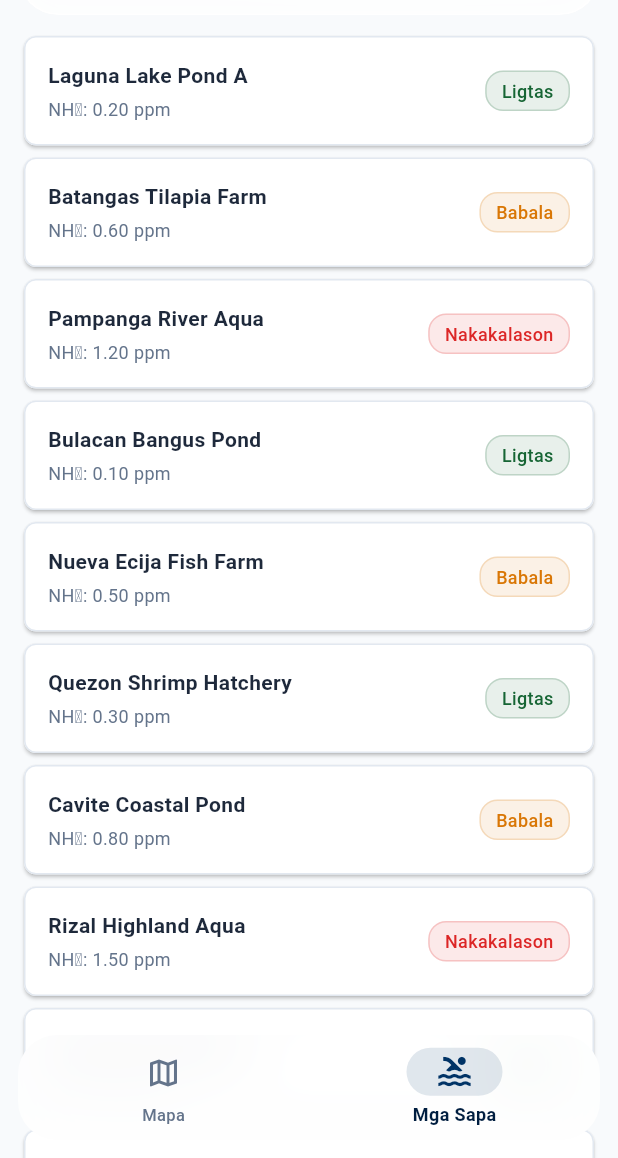
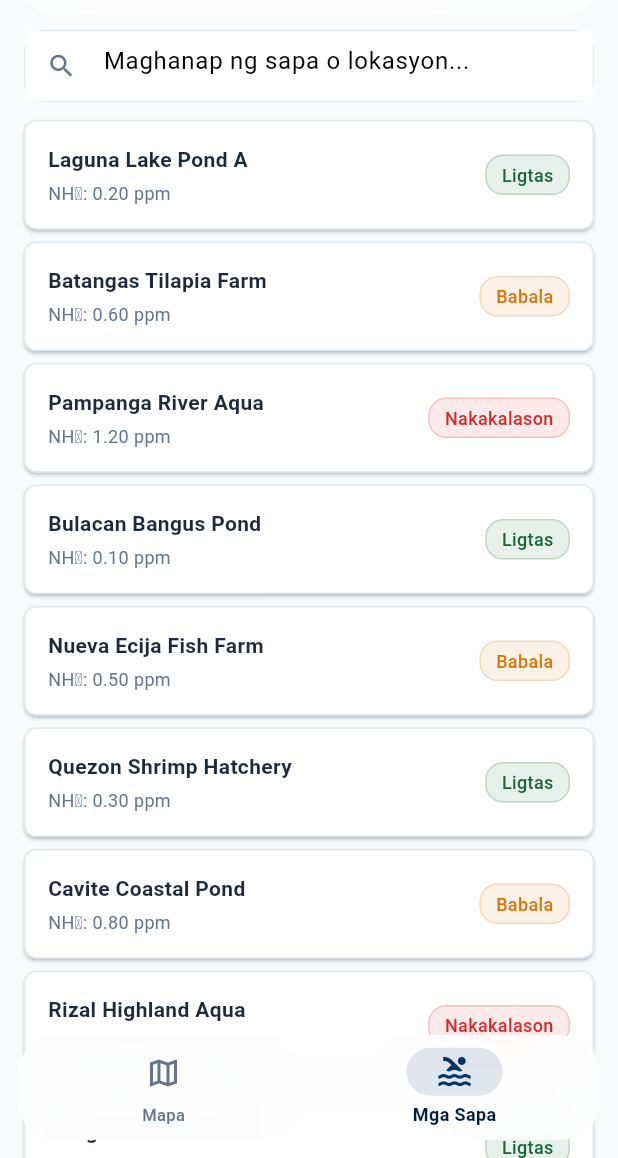
Before and after one commit to defzeke/aqwanetio, a Flutter app: the screen it shows after launch, item 2 of the bottom bar chosen, on a phone screen of 412 x 824 dp, the part 78-1236 px from its top. Run offline on Flutter 3.47's test engine with Material 3 defaults, Android fonts, the phone set to English and light mode, and no system bars; our stand-ins replace flutter_map, latlong2; accounts and stored records are empty.

Commit message:
feat: added a search filter in ponds screen

```diff
--- a/apps/aqwanetio_app/lib/screens/home_screen.dart
+++ b/apps/aqwanetio_app/lib/screens/home_screen.dart
@@ -17,6 +17,8 @@ class HomeScreen extends StatefulWidget {
 
 class _HomeScreenState extends State<HomeScreen> {
   int _tab = 0;
+  final _searchCtrl = TextEditingController();
+  String _searchQuery = '';
 
   @override
   void initState() {
@@ -27,6 +29,7 @@ class _HomeScreenState extends State<HomeScreen> {
   @override
   void dispose() {
     authProvider.removeListener(_onAuthChange);
+    _searchCtrl.dispose();
     super.dispose();
   }
 
@@ -141,13 +144,61 @@ class _HomeScreenState extends State<HomeScreen> {
   }
 
   Widget _buildPondsTab() {
-    final ponds = mockPonds;
+    final ponds = mockPonds.where((p) => p.name.toLowerCase().contains(_searchQuery)).toList();
     final topInset = MediaQuery.paddingOf(context).top;
-    return ListView.separated(
-      padding: EdgeInsets.fromLTRB(16, topInset + _headerZone, 16, 110),
-      itemCount: ponds.length,
-      separatorBuilder: (_, _) => const SizedBox(height: 8),
-      itemBuilder: (_, i) => PondCard(pond: ponds[i], onTap: () => _openPondDetail(ponds[i])),
+    return Column(
+      children: [
+        Padding(
+          padding: EdgeInsets.fromLTRB(16, topInset + _headerZone - 4, 16, 0),
+          child: Container(
+            height: 48,
+            decoration: BoxDecoration(
+              color: Colors.white,
+              borderRadius: BorderRadius.circular(14),
+              border: Border.all(color: AppColors.border),
+            ),
+            child: TextField(
+              controller: _searchCtrl,
+              onChanged: (v) => setState(() => _searchQuery = v.trim().toLowerCase()),
+              decoration: InputDecoration(
+                hintText: t('search.hint') == 'search.hint'
+                    ? 'Maghanap ng sapa o lokasyon...' // ponytail: t() key-miss fallback
+                    : t('search.hint'),
+                prefixIcon: const Icon(Icons.search, size: 20, color: AppColors.textMuted),
+                suffixIcon: _searchQuery.isEmpty
+                    ? null
+                    : IconButton(
+                        icon: const Icon(Icons.close, size: 18, color: AppColors.textMuted),
+                        onPressed: () {
+                          _searchCtrl.clear();
+                          setState(() => _searchQuery = '');
+                        },
+                      ),
+                border: InputBorder.none,
+                enabledBorder: InputBorder.none,
+                focusedBorder: InputBorder.none,
+                contentPadding: const EdgeInsets.symmetric(horizontal: 16, vertical: 14),
+              ),
+            ),
+          ),
+        ),
+        Expanded(
+          child: ponds.isEmpty
+              ? Center(
+                  child: Column(mainAxisSize: MainAxisSize.min, children: [
+                    const Icon(Icons.search_off, size: 40, color: AppColors.gray300),
+                    const SizedBox(height: 8),
+                    Text(t('search.empty'), style: const TextStyle(fontSize: 14, color: AppColors.textMuted)),
+                  ]),
+                )
+              : ListView.separated(
+                  padding: const EdgeInsets.fromLTRB(16, 12, 16, 110),
+                  itemCount: ponds.length,
+                  separatorBuilder: (_, _) => const SizedBox(height: 8),
+                  itemBuilder: (_, i) => PondCard(pond: ponds[i], onTap: () => _openPondDetail(ponds[i])),
+                ),
+        ),
+      ],
     );
   }
 }
--- a/apps/aqwanetio_app/lib/translations.dart
+++ b/apps/aqwanetio_app/lib/translations.dart
@@ -25,6 +25,7 @@ String t(String path, [Map<String, String>? vars]) {
 final _en = {
   'header': {'brand': 'DOST-ASTI', 'subtitle': 'Aquaculture Intelligence', 'map': 'Map', 'docs': 'Documentation', 'signIn': 'Sign In', 'register': 'Register', 'signOut': 'Sign Out'},
   'nav': {'map': 'Map', 'ponds': 'Ponds'},
+  'search': {'hint': 'Search for a location or pond...', 'empty': 'No ponds match your search'},
   'status': {'safe': 'Safe', 'warning': 'Warning', 'toxic': 'Toxic', 'critical': 'Critical'},
   'weather': {'partlyCloudy': 'Partly Cloudy'},
   'table': {'time': 'Time', 'forecast': 'Forecast', 'predictedAmmonia': 'Predicted NH₃', 'range': 'Range', 'bias': 'Bias'},
@@ -41,6 +42,7 @@ final _en = {
 final _fil = {
   'header': {'brand': 'DOST-ASTI', 'subtitle': 'Intelihensiya sa Akwakultura', 'map': 'Mapa', 'docs': 'Dokumentasyon', 'signIn': 'Mag-sign In', 'register': 'Magrehistro', 'signOut': 'Mag-sign Out'},
   'nav': {'map': 'Mapa', 'ponds': 'Mga Sapa'},
+  'search': {'hint': 'Maghanap ng sapa o lokasyon...', 'empty': 'Walang sapa na tugma sa iyong paghahanap'},
   'status': {'safe': 'Ligtas', 'warning': 'Babala', 'toxic': 'Nakakalason', 'critical': 'Kritikal'},
   'weather': {'partlyCloudy': 'Bahagyang Maulap'},
   'table': {'time': 'Oras', 'forecast': 'Taya', 'predictedAmmonia': 'Inaasahang NH₃', 'range': 'Saklaw', 'bias': 'Bias'},
```
